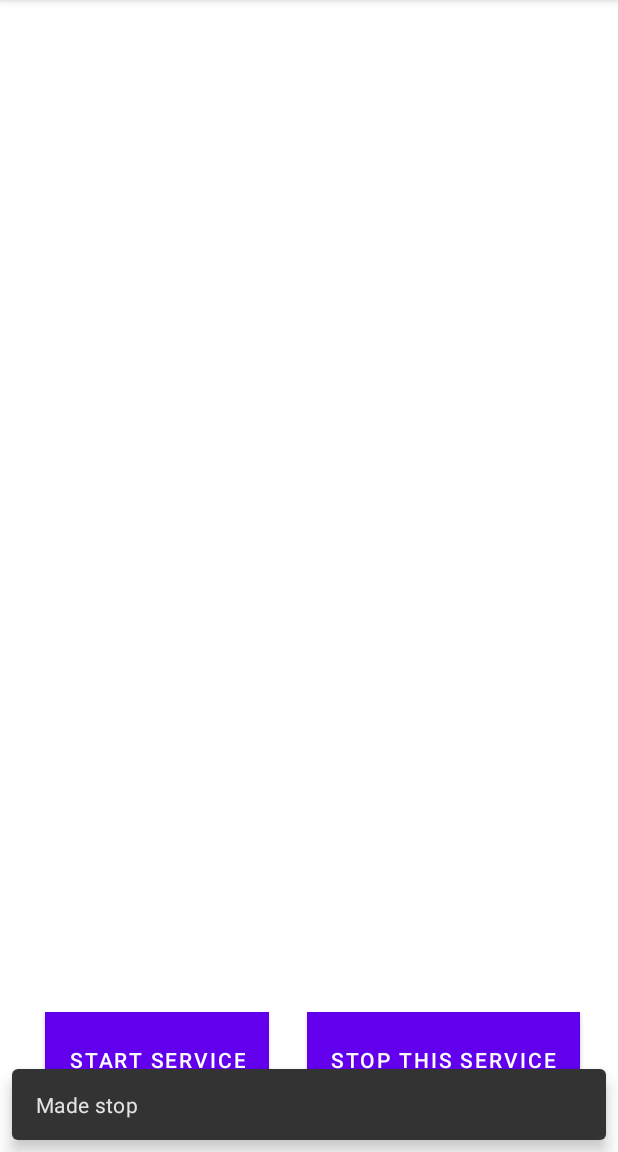
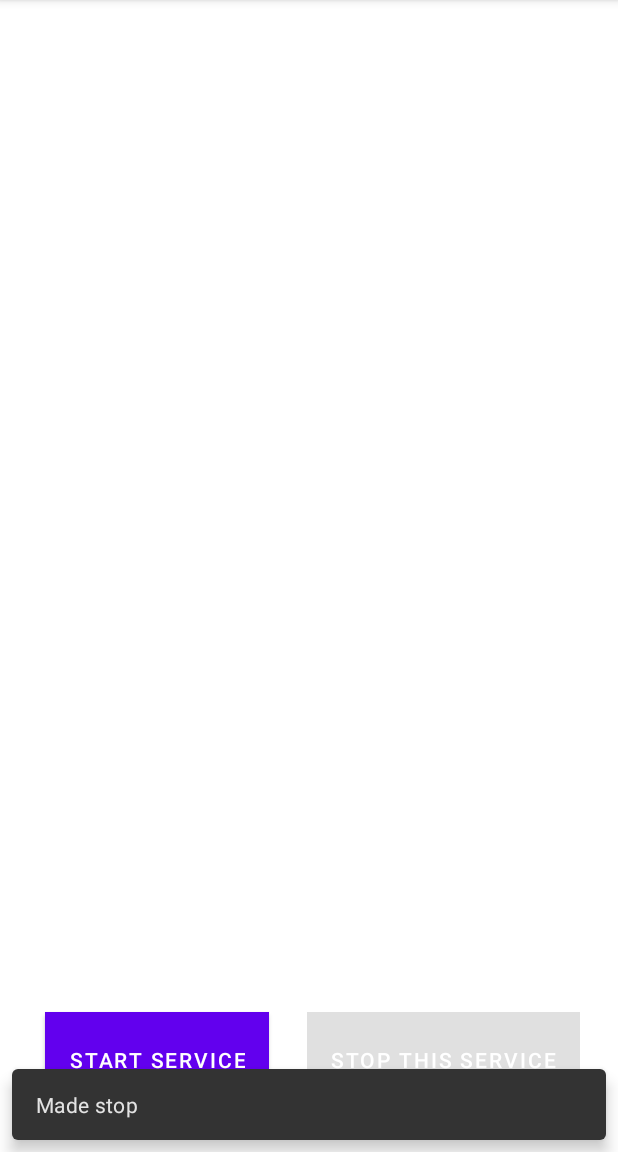
Before and after one commit to MichaelMilich/BordcastTest, an Android app: the screen it shows after launch (MainActivity), after a tap on "STOP THIS SERVICE", on a phone screen of 412 x 824 dp, the part 84-1236 px from its top. Run offline under Robolectric (Android 15) with nearby library versions, the phone set to English and light mode, and no system bars; our stand-ins replace data binding; 1 other tap on this screen came first.

Commit message:
Made the application more MVVM architecture. Now the buttons for start and stop application are not clickable when the service is working. Next thing is to make sure that the service notifies the application that it stopped

```diff
--- a/app/src/main/AndroidManifest.xml
+++ b/app/src/main/AndroidManifest.xml
@@ -15,7 +15,7 @@
         tools:ignore="AllowBackup">
 
         <service
-            android:name=".MyTestService"
+            android:name=".background.MyTestService"
             android:enabled="true"
             android:exported="true"
 
@@ -32,7 +32,7 @@
         </activity>
 
         <receiver
-            android:name=".UnlockBroadcastReceiver"
+            android:name=".background.UnlockBroadcastReceiver"
             android:exported="true"
             tools:ignore="Instantiatable">
             <intent-filter>
--- a/app/src/main/java/millich/michael/bordcasttest/MainActivity.kt
+++ b/app/src/main/java/millich/michael/bordcasttest/MainActivity.kt
@@ -1,27 +1,31 @@
 package millich.michael.bordcasttest
 
-import android.annotation.SuppressLint
 import android.app.NotificationChannel
 import android.app.NotificationManager
-import android.app.PendingIntent
 import android.content.Context
-import android.content.Intent
 import androidx.appcompat.app.AppCompatActivity
 import android.os.Bundle
 import android.widget.Button
-import androidx.core.app.NotificationCompat
 import androidx.lifecycle.ViewModelProvider
 import com.google.android.material.snackbar.Snackbar
-import millich.michael.bordcasttest.databse.UnlockDatabase
+import millich.michael.bordcasttest.background.CHANNEL_DESCRIPTION_1
+import millich.michael.bordcasttest.background.CHANNEL_ID_1
+import millich.michael.bordcasttest.background.CHANNEL_NAME_1
 
 class MainActivity : AppCompatActivity() {
-    private lateinit var viewModel: MyViewModel
-
     override fun onCreate(savedInstanceState: Bundle?) {
         super.onCreate(savedInstanceState)
+        createNotificationChannel()
         setContentView(R.layout.activity_main)
-        viewModel=ViewModelProvider(this).get(MyViewModel::class.java)
 
+    }
+
+    override fun onStart() {
+        //startFunction()
+        super.onStart()
+    }
+    private fun createNotificationChannel()
+    {
         val mNotificationManager = getSystemService(Context.NOTIFICATION_SERVICE) as NotificationManager
         val channel = NotificationChannel(
             CHANNEL_ID_1,
@@ -29,32 +33,6 @@ class MainActivity : AppCompatActivity() {
             NotificationManager.IMPORTANCE_DEFAULT)
         channel.description = CHANNEL_DESCRIPTION_1
         mNotificationManager.createNotificationChannel(channel)
-
-        val btnStartService = findViewById<Button>(R.id.buttonStartService)
-        btnStartService.setOnClickListener {
-            Snackbar.make(this,it,"Made start",Snackbar.LENGTH_SHORT).show()
-            startFunction()
-        }
-        val btnStopService  = findViewById<Button>(R.id.buttonStopService)
-        btnStopService.setOnClickListener {
-            Snackbar.make(this,it,"Made stop",Snackbar.LENGTH_SHORT).show()
-            stopFunction() }
-
-    }
-
-    override fun onStart() {
-        startFunction()
-        super.onStart()
-    }
-
-    private fun startFunction()
-    {
-        viewModel.start(applicationContext)
-    }
-
-    private fun stopFunction()
-    {
-        viewModel.stop(applicationContext)
     }
 
 }
--- a/app/src/main/java/millich/michael/bordcasttest/MyViewModel.kt
+++ /dev/null
@@ -1,24 +0,0 @@
-package millich.michael.bordcasttest
-
-import android.content.Context
-import android.content.Intent
-import android.content.IntentFilter
-import android.provider.SyncStateContract
-import android.util.Log
-import androidx.lifecycle.ViewModel
-
-class MyViewModel : ViewModel() {
-lateinit var _intent : Intent
-var count =0
-    fun start(context: Context){
-            _intent = Intent(context, MyTestService::class.java)
-            _intent.action = START_MY_SERVICE
-            context.startForegroundService(_intent)
-    }
-    fun stop(context: Context){
-            _intent = Intent(context, MyTestService::class.java)
-            _intent.action = STOP_MY_SERVICE
-            context.stopService(_intent)
-
-    }
-}
--- a/app/src/main/java/millich/michael/bordcasttest/Utills.kt
+++ b/app/src/main/java/millich/michael/bordcasttest/background/Utills.kt
@@ -11,7 +11,7 @@
 // WITHOUT WARRANTIES OR CONDITIONS OF ANY KIND, either express or implied.
 // See the License for the specific language governing permissions and
 // limitations under the License.
-package millich.michael.bordcasttest
+package millich.michael.bordcasttest.background
 
 import java.text.DateFormat
 import java.text.SimpleDateFormat
--- /dev/null
+++ b/app/src/main/java/millich/michael/bordcasttest/home/HomeFragment.kt
@@ -0,0 +1,50 @@
+package millich.michael.bordcasttest.home
+
+import androidx.lifecycle.ViewModelProvider
+import android.os.Bundle
+import androidx.fragment.app.Fragment
+import android.view.LayoutInflater
+import android.view.View
+import android.view.ViewGroup
+import androidx.databinding.DataBindingUtil
+import com.google.android.material.snackbar.Snackbar
+import millich.michael.bordcasttest.R
+import millich.michael.bordcasttest.databinding.HomeFragmentBinding
+
+class HomeFragment : Fragment() {
+
+    companion object {
+        fun newInstance() = HomeFragment()
+    }
+
+
+    override fun onCreateView(
+        inflater: LayoutInflater, container: ViewGroup?,
+        savedInstanceState: Bundle?
+    ): View? {
+        val binding : HomeFragmentBinding = DataBindingUtil.inflate(
+            inflater,
+            R.layout.home_fragment,
+            container,
+            false
+        )
+        val application = requireNotNull(this.activity).application
+        val viewModelFactory = HomeViewModelFactory(application)
+        val viewModel = ViewModelProvider(this,viewModelFactory).get(HomeViewModel::class.java)
+        binding.viewModelTest=viewModel
+        binding.buttonStartService.setOnClickListener{
+            this.context?.let { it1 -> Snackbar.make(it1,it,"Made start",Snackbar.LENGTH_SHORT).show() }
+            viewModel.start()
+        }
+        binding.buttonStopService.setOnClickListener{
+            this.context?.let { it1 -> Snackbar.make(it1,it,"Made stop",Snackbar.LENGTH_SHORT).show() }
+            viewModel.stop()
+        }
+
+        binding.lifecycleOwner = this
+        return binding.root
+    }
+
+
+
+}
--- /dev/null
+++ b/app/src/main/java/millich/michael/bordcasttest/home/HomeViewModel.kt
@@ -0,0 +1,47 @@
+package millich.michael.bordcasttest.home
+
+import android.annotation.SuppressLint
+import android.app.Application
+import android.content.Intent
+import androidx.lifecycle.AndroidViewModel
+import androidx.lifecycle.LiveData
+import androidx.lifecycle.MutableLiveData
+import androidx.lifecycle.Transformations
+import millich.michael.bordcasttest.background.MyTestService
+import millich.michael.bordcasttest.background.START_MY_SERVICE
+import millich.michael.bordcasttest.background.STOP_MY_SERVICE
+import millich.michael.bordcasttest.databse.UnlockDatabaseDAO
+
+class HomeViewModel(application: Application) : AndroidViewModel(application) {
+    lateinit var _intent : Intent
+    @SuppressLint("StaticFieldLeak")
+    private val context = getApplication<Application>().applicationContext
+    private val _buttonsVisible= MutableLiveData<Boolean>()
+    val buttonVisible : LiveData<Boolean>
+    get() = _buttonsVisible
+
+
+    init {
+        _buttonsVisible.value=false
+    }
+    fun start(){
+        _buttonsVisible.value=true
+        _intent = Intent(context, MyTestService::class.java)
+        _intent.action = START_MY_SERVICE
+        context.startForegroundService(_intent)
+    }
+    fun stop(){
+        _buttonsVisible.value =false
+        _intent = Intent(context, MyTestService::class.java)
+        _intent.action = STOP_MY_SERVICE
+        context.stopService(_intent)
+    }
+    private var _showSnackbarEvent = MutableLiveData<Boolean>()
+
+    /**
+     * If this is true, immediately `show()` a toast and call `doneShowingSnackbar()`.
+     */
+    val showSnackBarEvent: LiveData<Boolean>
+        get() = _showSnackbarEvent
+
+}
--- /dev/null
+++ b/app/src/main/java/millich/michael/bordcasttest/home/HomeViewModelFactory.kt
@@ -0,0 +1,18 @@
+package millich.michael.bordcasttest.home
+
+import android.app.Application
+import androidx.lifecycle.ViewModel
+import androidx.lifecycle.ViewModelProvider
+import millich.michael.bordcasttest.databse.UnlockDatabaseDAO
+
+class HomeViewModelFactory(
+    private val application: Application
+) : ViewModelProvider.Factory {
+    @Suppress("unchecked_cast")
+    override fun <T : ViewModel?> create(modelClass: Class<T>): T {
+        if (modelClass.isAssignableFrom(HomeViewModel::class.java)) {
+            return HomeViewModel(application) as T
+        }
+        throw IllegalArgumentException("Unknown ViewModel class")
+    }
+}
--- a/app/src/main/res/layout/activity_main.xml
+++ b/app/src/main/res/layout/activity_main.xml
@@ -1,36 +1,24 @@
 <?xml version="1.0" encoding="utf-8"?>
-<androidx.constraintlayout.widget.ConstraintLayout xmlns:android="http://schemas.android.com/apk/res/android"
+
+<androidx.constraintlayout.widget.ConstraintLayout
+    xmlns:android="http://schemas.android.com/apk/res/android"
     xmlns:app="http://schemas.android.com/apk/res-auto"
     xmlns:tools="http://schemas.android.com/tools"
     android:layout_width="match_parent"
     android:layout_height="match_parent"
     tools:context=".MainActivity">
 
-    <Button
-        android:id="@+id/buttonStartService"
-        android:layout_width="wrap_content"
-        android:layout_height="63dp"
-        android:layout_margin="@dimen/buttons_margin"
-        android:background="@color/teal_200"
-        android:padding="16dp"
-        android:text="@string/start_service"
-        android:textColor="#fff"
+    <androidx.fragment.app.FragmentContainerView
+        android:id="@+id/demo_nav_host_fragment"
+        android:name="androidx.navigation.fragment.NavHostFragment"
+        android:layout_width="0dp"
+        android:layout_height="0dp"
+        app:layout_constraintLeft_toLeftOf="parent"
+        app:layout_constraintRight_toRightOf="parent"
+        app:layout_constraintTop_toTopOf="parent"
         app:layout_constraintBottom_toBottomOf="parent"
-        app:layout_constraintStart_toStartOf="parent" />
 
-    <Button
-        android:id="@+id/buttonStopService"
-        android:layout_width="wrap_content"
-        android:layout_height="wrap_content"
-        android:layout_margin="@dimen/buttons_margin"
-        android:layout_marginStart="44dp"
-        android:background="@color/purple_500"
-        android:padding="16dp"
-        android:text="@string/stop_service"
-        android:textColor="#fff"
-        app:layout_constraintBottom_toBottomOf="@+id/buttonStartService"
-        app:layout_constraintEnd_toEndOf="parent"
-        app:layout_constraintStart_toEndOf="@+id/buttonStartService"
-        app:layout_constraintTop_toTopOf="@+id/buttonStartService" />
+        app:defaultNavHost="true"
+        app:navGraph="@navigation/main_navigation" />
 
 </androidx.constraintlayout.widget.ConstraintLayout>
--- /dev/null
+++ b/app/src/main/res/layout/home_fragment.xml
@@ -0,0 +1,44 @@
+<?xml version="1.0" encoding="utf-8"?>
+
+<layout xmlns:android="http://schemas.android.com/apk/res/android"
+    xmlns:app="http://schemas.android.com/apk/res-auto"
+    >
+    <data>
+        <variable
+            name="viewModelTest"
+            type="millich.michael.bordcasttest.home.HomeViewModel" />
+    </data>
+    <androidx.constraintlayout.widget.ConstraintLayout
+        android:layout_width="match_parent"
+        android:layout_height="match_parent">
+        <Button
+            android:id="@+id/button_start_service"
+            android:layout_width="wrap_content"
+            android:layout_height="63dp"
+            android:layout_margin="@dimen/buttons_margin"
+            android:background="@color/teal_200"
+            android:padding="16dp"
+            android:text="@string/start_service"
+            android:textColor="#fff"
+            android:enabled="@{!viewModelTest.buttonVisible}"
+            app:layout_constraintBottom_toBottomOf="parent"
+            app:layout_constraintStart_toStartOf="parent" />
+
+        <Button
+            android:id="@+id/button_stop_service"
+            android:layout_width="wrap_content"
+            android:layout_height="wrap_content"
+            android:layout_margin="@dimen/buttons_margin"
+            android:layout_marginStart="44dp"
+            android:background="@color/purple_500"
+            android:padding="16dp"
+            android:text="@string/stop_service"
+            android:textColor="#fff"
+            android:enabled="@{viewModelTest.buttonVisible}"
+            app:layout_constraintBottom_toBottomOf="@+id/button_start_service"
+            app:layout_constraintEnd_toEndOf="parent"
+            app:layout_constraintStart_toEndOf="@+id/button_start_service"
+            app:layout_constraintTop_toTopOf="@+id/button_start_service" />
+
+    </androidx.constraintlayout.widget.ConstraintLayout>
+</layout>
--- /dev/null
+++ b/app/src/main/res/navigation/main_navigation.xml
@@ -0,0 +1,15 @@
+<?xml version="1.0" encoding="utf-8"?>
+<navigation xmlns:android="http://schemas.android.com/apk/res/android"
+    xmlns:app="http://schemas.android.com/apk/res-auto"
+    android:id="@+id/main_navigation"
+    app:startDestination="@id/homeFragment"
+    >
+
+
+    <fragment
+        android:id="@+id/homeFragment"
+        android:name="millich.michael.bordcasttest.home.HomeFragment"
+        android:label="HomeFragment"
+        xmlns:tools="http://schemas.android.com/tools"
+        tools:layout="@layout/home_fragment"/>
+</navigation>
--- a/build.gradle
+++ b/build.gradle
@@ -2,6 +2,7 @@
 buildscript {
     ext{
         roomVersion = "2.4.1"
+        kotlin_version = '1.6.10'
     }
 
     repositories {
@@ -11,6 +12,7 @@ buildscript {
     dependencies {
         classpath 'com.android.tools.build:gradle:7.1.0'
         classpath "org.jetbrains.kotlin:kotlin-gradle-plugin:1.6.10"
+        classpath "androidx.navigation:navigation-safe-args-gradle-plugin:2.3.0"
 
         // NOTE: Do not place your application dependencies here; they belong
         // in the individual module build.gradle files
```
Also changed, not shown: app/build.gradle (+13 -0 lines), app/src/main/java/millich/michael/bordcasttest/background/MyTestService.kt (renamed from app/src/main/java/millich/michael/bordcasttest/MyTestService.kt, +4 -3 lines), app/src/main/java/millich/michael/bordcasttest/background/UnlockBroadcastReciver.kt (renamed from app/src/main/java/millich/michael/bordcasttest/UnlockBroadcastReciver.kt, +5 -5 lines).
